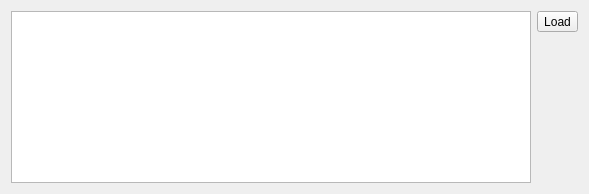
Old version of the form ui/StructureWidget.ui in the repository florianneukirchen/scipy_filters.
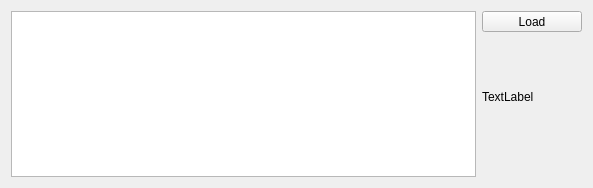
New version of the form.

Commit message: check structure within the widget

The edit to the form file:
```diff
--- a/ui/StructureWidget.ui
+++ b/ui/StructureWidget.ui
@@ -6,25 +6,69 @@
    <rect>
     <x>0</x>
     <y>0</y>
-    <width>589</width>
-    <height>194</height>
+    <width>593</width>
+    <height>188</height>
    </rect>
   </property>
   <property name="windowTitle">
    <string>Form</string>
   </property>
   <layout class="QGridLayout" name="gridLayout">
-   <item row="0" column="0" rowspan="2">
+   <item row="0" column="0" rowspan="4">
     <widget class="QPlainTextEdit" name="plainTextEdit"/>
    </item>
    <item row="0" column="1">
     <widget class="QToolButton" name="toolButton">
+     <property name="minimumSize">
+      <size>
+       <width>100</width>
+       <height>0</height>
+      </size>
+     </property>
      <property name="text">
       <string>Load</string>
      </property>
     </widget>
    </item>
    <item row="1" column="1">
+    <spacer name="verticalSpacer_2">
+     <property name="orientation">
+      <enum>Qt::Vertical</enum>
+     </property>
+     <property name="sizeHint" stdset="0">
+      <size>
+       <width>20</width>
+       <height>30</height>
+      </size>
+     </property>
+    </spacer>
+   </item>
+   <item row="2" column="1">
+    <widget class="QLabel" name="statusLabel">
+     <property name="sizePolicy">
+      <sizepolicy hsizetype="Preferred" vsizetype="Expanding">
+       <horstretch>0</horstretch>
+       <verstretch>0</verstretch>
+      </sizepolicy>
+     </property>
+     <property name="minimumSize">
+      <size>
+       <width>100</width>
+       <height>0</height>
+      </size>
+     </property>
+     <property name="baseSize">
+      <size>
+       <width>120</width>
+       <height>0</height>
+      </size>
+     </property>
+     <property name="text">
+      <string>TextLabel</string>
+     </property>
+    </widget>
+   </item>
+   <item row="3" column="1">
     <spacer name="verticalSpacer">
      <property name="orientation">
       <enum>Qt::Vertical</enum>
@@ -32,7 +76,7 @@
      <property name="sizeHint" stdset="0">
       <size>
        <width>20</width>
-       <height>141</height>
+       <height>69</height>
       </size>
      </property>
     </spacer>
```
The commit also changes 3 other files.
